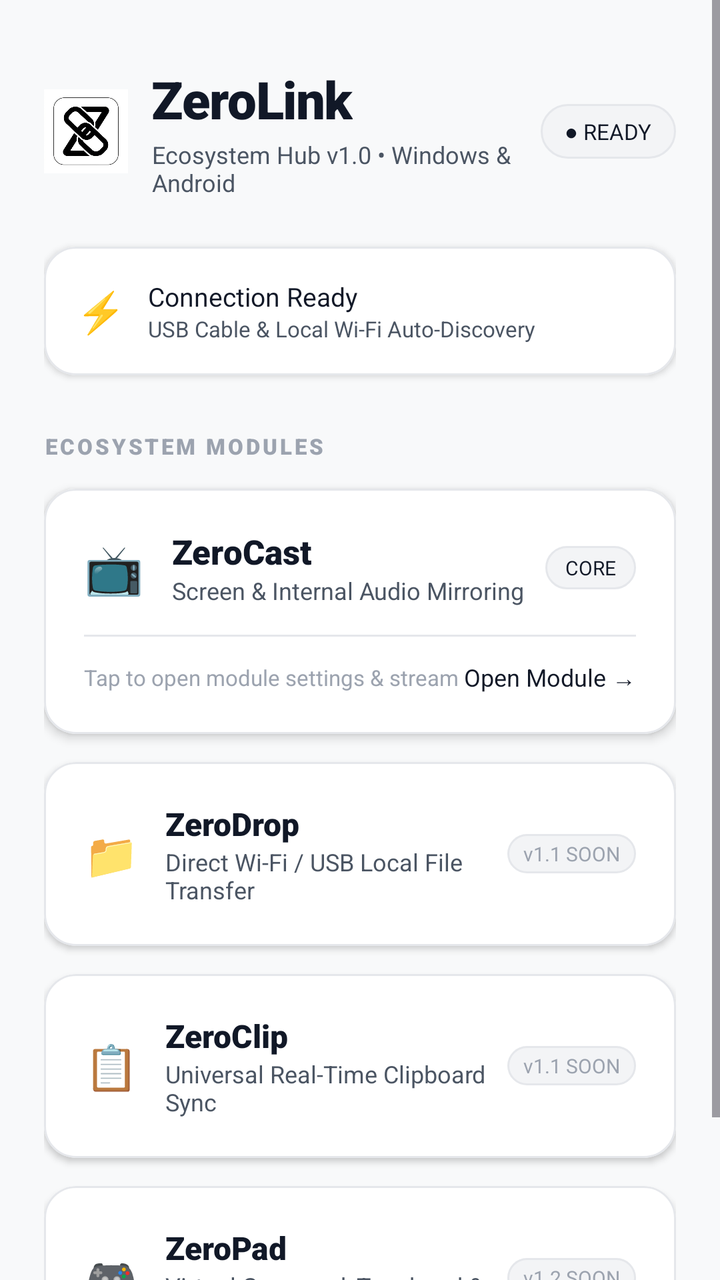
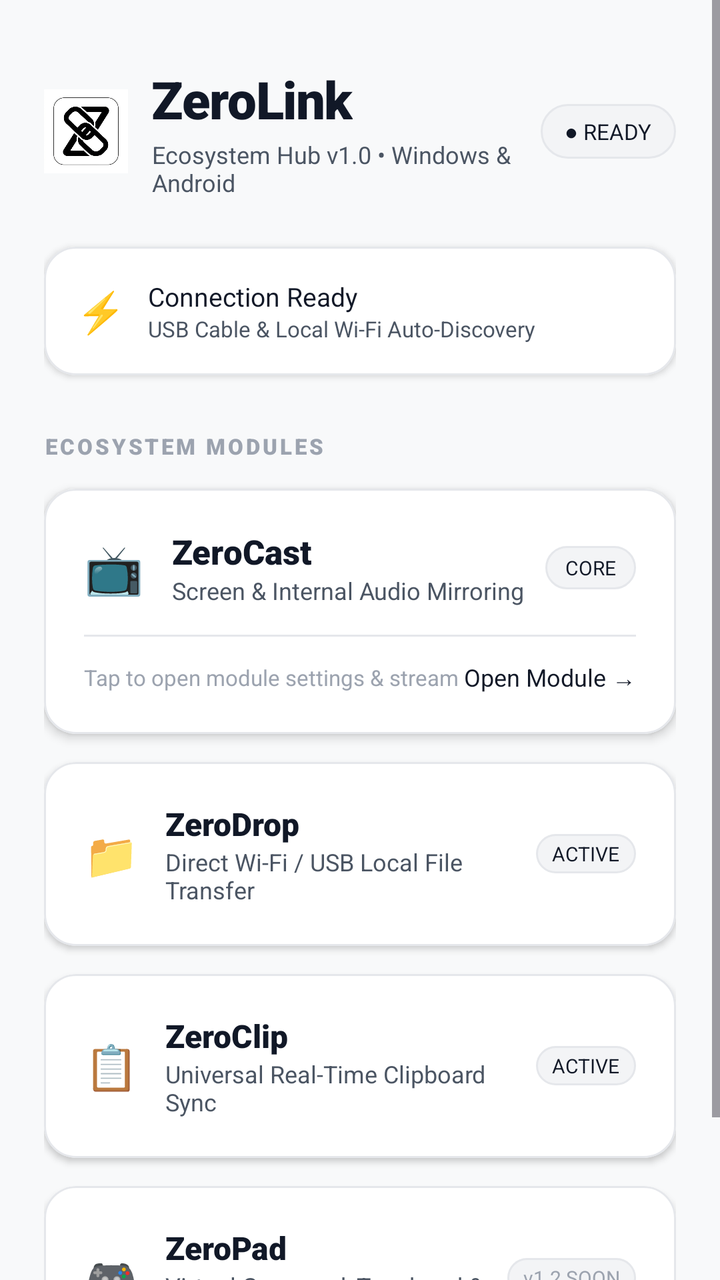

Before-and-after screenshots of an Android layout around one commit, followed by the original layout XML and the change that was made.
<!-- AndroidManifest.xml: application theme Theme.ZeroCast -->
<!-- res/layout/activity_main.xml -->
<?xml version="1.0" encoding="utf-8"?>
<ScrollView xmlns:android="http://schemas.android.com/apk/res/android"
    xmlns:app="http://schemas.android.com/apk/res-auto"
    xmlns:tools="http://schemas.android.com/tools"
    android:layout_width="match_parent"
    android:layout_height="match_parent"
    android:background="@color/background"
    android:fillViewport="true">

    <LinearLayout
        android:layout_width="match_parent"
        android:layout_height="wrap_content"
        android:orientation="vertical"
        android:paddingStart="22dp"
        android:paddingTop="32dp"
        android:paddingEnd="22dp"
        android:paddingBottom="48dp">

        
        <LinearLayout
            android:layout_width="match_parent"
            android:layout_height="wrap_content"
            android:gravity="center_vertical"
            android:orientation="horizontal">

            <ImageView
                android:layout_width="42dp"
                android:layout_height="42dp"
                android:layout_marginEnd="12dp"
                android:src="@drawable/ic_zerolink_logo"
                android:scaleType="fitCenter" />

            <LinearLayout
                android:layout_width="0dp"
                android:layout_height="wrap_content"
                android:layout_weight="1"
                android:orientation="vertical">

                <TextView
                    android:layout_width="wrap_content"
                    android:layout_height="wrap_content"
                    android:text="ZeroLink"
                    android:textColor="@color/text_primary"
                    android:textSize="26sp"
                    android:fontFamily="sans-serif-black"
                    android:letterSpacing="-0.02" />

                <TextView
                    android:layout_width="wrap_content"
                    android:layout_height="wrap_content"
                    android:layout_marginTop="2dp"
                    android:text="Ecosystem Hub v1.0 • Windows &amp; Android"
                    android:textColor="@color/text_secondary"
                    android:textSize="12sp" />
            </LinearLayout>

            <TextView
                android:id="@+id/tvHubStatus"
                android:layout_width="wrap_content"
                android:layout_height="wrap_content"
                android:background="@drawable/bg_badge_pill"
                android:paddingStart="12dp"
                android:paddingTop="6dp"
                android:paddingEnd="12dp"
                android:paddingBottom="6dp"
                android:text="● READY"
                android:textColor="@color/text_primary"
                android:textSize="11sp"
                android:fontFamily="sans-serif-bold" />
        </LinearLayout>

        
        <com.google.android.material.card.MaterialCardView
            android:layout_width="match_parent"
            android:layout_height="wrap_content"
            android:layout_marginTop="24dp"
            app:cardBackgroundColor="@color/surface"
            app:cardCornerRadius="16dp"
            app:cardElevation="2dp"
            app:strokeColor="@color/surface_stroke"
            app:strokeWidth="1dp">

            <LinearLayout
                android:layout_width="match_parent"
                android:layout_height="wrap_content"
                android:orientation="horizontal"
                android:gravity="center_vertical"
                android:padding="16dp">

                <TextView
                    android:layout_width="wrap_content"
                    android:layout_height="wrap_content"
                    android:text="⚡ "
                    android:textSize="20sp" />

                <LinearLayout
                    android:layout_width="0dp"
                    android:layout_height="wrap_content"
                    android:layout_marginStart="6dp"
                    android:layout_weight="1"
                    android:orientation="vertical">

                    <TextView
                        android:layout_width="wrap_content"
                        android:layout_height="wrap_content"
                        android:text="Connection Ready"
                        android:textColor="@color/text_primary"
                        android:textSize="13sp"
                        android:fontFamily="sans-serif-bold" />

                    <TextView
                        android:layout_width="wrap_content"
                        android:layout_height="wrap_content"
                        android:text="USB Cable &amp; Local Wi-Fi Auto-Discovery"
                        android:textColor="@color/text_secondary"
                        android:textSize="11sp" />
                </LinearLayout>
            </LinearLayout>
        </com.google.android.material.card.MaterialCardView>

        
        <TextView
            android:layout_width="wrap_content"
            android:layout_height="wrap_content"
            android:layout_marginTop="28dp"
            android:layout_marginBottom="14dp"
            android:text="ECOSYSTEM MODULES"
            android:textColor="@color/text_tertiary"
            android:textSize="11sp"
            android:fontFamily="sans-serif-black"
            android:letterSpacing="0.12" />

        
        <com.google.android.material.card.MaterialCardView
            android:id="@+id/cardModuleZeroCast"
            android:layout_width="match_parent"
            android:layout_height="wrap_content"
            android:clickable="true"
            android:focusable="true"
            android:foreground="?attr/selectableItemBackground"
            app:cardBackgroundColor="@color/surface"
            app:cardCornerRadius="16dp"
            app:cardElevation="3dp"
            app:strokeColor="@color/surface_stroke"
            app:strokeWidth="1dp">

            <LinearLayout
                android:layout_width="match_parent"
                android:layout_height="wrap_content"
                android:orientation="vertical"
                android:padding="20dp">

                <LinearLayout
                    android:layout_width="match_parent"
                    android:layout_height="wrap_content"
                    android:gravity="center_vertical"
                    android:orientation="horizontal">

                    <TextView
                        android:layout_width="wrap_content"
                        android:layout_height="wrap_content"
                        android:text="📺 "
                        android:textSize="24sp" />

                    <LinearLayout
                        android:layout_width="0dp"
                        android:layout_height="wrap_content"
                        android:layout_marginStart="8dp"
                        android:layout_weight="1"
                        android:orientation="vertical">

                        <TextView
                            android:layout_width="wrap_content"
                            android:layout_height="wrap_content"
                            android:text="ZeroCast"
                            android:textColor="@color/text_primary"
                            android:textSize="17sp"
                            android:fontFamily="sans-serif-black" />

                        <TextView
                            android:layout_width="wrap_content"
                            android:layout_height="wrap_content"
                            android:text="Screen &amp; Internal Audio Mirroring"
                            android:textColor="@color/text_secondary"
                            android:textSize="12sp" />
                    </LinearLayout>

                    <TextView
                        android:layout_width="wrap_content"
                        android:layout_height="wrap_content"
                        android:background="@drawable/bg_badge_pill"
                        android:paddingStart="10dp"
                        android:paddingTop="4dp"
                        android:paddingEnd="10dp"
                        android:paddingBottom="4dp"
                        android:text="CORE"
                        android:textColor="@color/text_primary"
                        android:textSize="10sp"
                        android:fontFamily="sans-serif-bold" />
                </LinearLayout>

                <View
                    android:layout_width="match_parent"
                    android:layout_height="1dp"
                    android:layout_marginTop="14dp"
                    android:layout_marginBottom="12dp"
                    android:background="@color/surface_stroke" />

                <LinearLayout
                    android:layout_width="match_parent"
                    android:layout_height="wrap_content"
                    android:gravity="center_vertical"
                    android:orientation="horizontal">

                    <TextView
                        android:layout_width="0dp"
                        android:layout_height="wrap_content"
                        android:layout_weight="1"
                        android:text="Tap to open module settings &amp; stream"
                        android:textColor="@color/text_tertiary"
                        android:textSize="11sp" />

                    <TextView
                        android:layout_width="wrap_content"
                        android:layout_height="wrap_content"
                        android:text="Open Module →"
                        android:textColor="@color/text_primary"
                        android:textSize="12sp"
                        android:fontFamily="sans-serif-bold" />
                </LinearLayout>

            </LinearLayout>
        </com.google.android.material.card.MaterialCardView>

        
        <com.google.android.material.card.MaterialCardView
            android:id="@+id/cardModuleZeroDrop"
            android:layout_width="match_parent"
            android:layout_height="wrap_content"
            android:layout_marginTop="14dp"
            android:clickable="true"
            android:focusable="true"
            android:foreground="?attr/selectableItemBackground"
            app:cardBackgroundColor="@color/surface"
            app:cardCornerRadius="16dp"
            app:cardElevation="2dp"
            app:strokeColor="@color/surface_stroke"
            app:strokeWidth="1dp">

            <LinearLayout
                android:layout_width="match_parent"
                android:layout_height="wrap_content"
                android:orientation="horizontal"
                android:gravity="center_vertical"
                android:padding="20dp">

                <TextView
                    android:layout_width="wrap_content"
                    android:layout_height="wrap_content"
                    android:text="📁 "
                    android:textSize="22sp" />

                <LinearLayout
                    android:layout_width="0dp"
                    android:layout_height="wrap_content"
                    android:layout_marginStart="8dp"
                    android:layout_weight="1"
                    android:orientation="vertical">

                    <TextView
                        android:layout_width="wrap_content"
                        android:layout_height="wrap_content"
                        android:text="ZeroDrop"
                        android:textColor="@color/text_primary"
                        android:textSize="16sp"
                        android:fontFamily="sans-serif-black" />

                    <TextView
                        android:layout_width="wrap_content"
                        android:layout_height="wrap_content"
                        android:text="Direct Wi-Fi / USB Local File Transfer"
                        android:textColor="@color/text_secondary"
                        android:textSize="12sp" />
                </LinearLayout>

                <TextView
                    android:layout_width="wrap_content"
                    android:layout_height="wrap_content"
                    android:background="@drawable/bg_badge_pill"
                    android:paddingStart="8dp"
                    android:paddingTop="3dp"
                    android:paddingEnd="8dp"
                    android:paddingBottom="3dp"
                    android:text="v1.1 SOON"
                    android:textColor="@color/text_tertiary"
                    android:textSize="10sp"
                    android:fontFamily="sans-serif-bold" />
            </LinearLayout>
        </com.google.android.material.card.MaterialCardView>

        
        <com.google.android.material.card.MaterialCardView
            android:id="@+id/cardModuleZeroClip"
            android:layout_width="match_parent"
            android:layout_height="wrap_content"
            android:layout_marginTop="14dp"
            android:clickable="true"
            android:focusable="true"
            android:foreground="?attr/selectableItemBackground"
            app:cardBackgroundColor="@color/surface"
            app:cardCornerRadius="16dp"
            app:cardElevation="2dp"
            app:strokeColor="@color/surface_stroke"
            app:strokeWidth="1dp">

            <LinearLayout
                android:layout_width="match_parent"
                android:layout_height="wrap_content"
                android:orientation="horizontal"
                android:gravity="center_vertical"
                android:padding="20dp">

                <TextView
                    android:layout_width="wrap_content"
                    android:layout_height="wrap_content"
                    android:text="📋 "
                    android:textSize="22sp" />

                <LinearLayout
                    android:layout_width="0dp"
                    android:layout_height="wrap_content"
                    android:layout_marginStart="8dp"
                    android:layout_weight="1"
                    android:orientation="vertical">

                    <TextView
                        android:layout_width="wrap_content"
                        android:layout_height="wrap_content"
                        android:text="ZeroClip"
                        android:textColor="@color/text_primary"
                        android:textSize="16sp"
                        android:fontFamily="sans-serif-black" />

                    <TextView
                        android:layout_width="wrap_content"
                        android:layout_height="wrap_content"
                        android:text="Universal Real-Time Clipboard Sync"
                        android:textColor="@color/text_secondary"
                        android:textSize="12sp" />
                </LinearLayout>

                <TextView
                    android:layout_width="wrap_content"
                    android:layout_height="wrap_content"
                    android:background="@drawable/bg_badge_pill"
                    android:paddingStart="8dp"
                    android:paddingTop="3dp"
                    android:paddingEnd="8dp"
                    android:paddingBottom="3dp"
                    android:text="v1.1 SOON"
                    android:textColor="@color/text_tertiary"
                    android:textSize="10sp"
                    android:fontFamily="sans-serif-bold" />
            </LinearLayout>
        </com.google.android.material.card.MaterialCardView>

        
        <com.google.android.material.card.MaterialCardView
            android:id="@+id/cardModuleZeroPad"
            android:layout_width="match_parent"
            android:layout_height="wrap_content"
            android:layout_marginTop="14dp"
            android:clickable="true"
            android:focusable="true"
            android:foreground="?attr/selectableItemBackground"
            app:cardBackgroundColor="@color/surface"
            app:cardCornerRadius="16dp"
            app:cardElevation="2dp"
            app:strokeColor="@color/surface_stroke"
            app:strokeWidth="1dp">

            <LinearLayout
                android:layout_width="match_parent"
                android:layout_height="wrap_content"
                android:orientation="horizontal"
                android:gravity="center_vertical"
                android:padding="20dp">

                <TextView
                    android:layout_width="wrap_content"
                    android:layout_height="wrap_content"
                    android:text="🎮 "
                    android:textSize="22sp" />

                <LinearLayout
                    android:layout_width="0dp"
                    android:layout_height="wrap_content"
                    android:layout_marginStart="8dp"
                    android:layout_weight="1"
                    android:orientation="vertical">

                    <TextView
                        android:layout_width="wrap_content"
                        android:layout_height="wrap_content"
                        android:text="ZeroPad"
                        android:textColor="@color/text_primary"
                        android:textSize="16sp"
                        android:fontFamily="sans-serif-black" />

                    <TextView
                        android:layout_width="wrap_content"
                        android:layout_height="wrap_content"
                        android:text="Virtual Gamepad, Touchpad &amp; Macro Deck"
                        android:textColor="@color/text_secondary"
                        android:textSize="12sp" />
                </LinearLayout>

                <TextView
                    android:layout_width="wrap_content"
                    android:layout_height="wrap_content"
                    android:background="@drawable/bg_badge_pill"
                    android:paddingStart="8dp"
                    android:paddingTop="3dp"
                    android:paddingEnd="8dp"
                    android:paddingBottom="3dp"
                    android:text="v1.2 SOON"
                    android:textColor="@color/text_tertiary"
                    android:textSize="10sp"
                    android:fontFamily="sans-serif-bold" />
            </LinearLayout>
        </com.google.android.material.card.MaterialCardView>

    </LinearLayout>
</ScrollView>
<!-- resources referenced by this layout -->
<resources>
  <color name="background">#F8F9FA</color>
  <color name="surface">#FFFFFF</color>
  <color name="surface_stroke">#E5E7EB</color>
  <color name="text_primary">#111827</color>
  <color name="text_secondary">#4B5563</color>
  <color name="text_tertiary">#9CA3AF</color>
  <!-- drawable bg_badge_pill (drawable) -->
  <?xml version="1.0" encoding="utf-8"?>
  <shape xmlns:android="http://schemas.android.com/apk/res/android"
      android:shape="rectangle">
      <corners android:radius="14dp" />
      <solid android:color="#F3F4F6" />
      <stroke
          android:width="1dp"
          android:color="#E5E7EB" />
  </shape>
  <!-- drawable ic_zerolink_logo: png bitmap (drawable, 65190 bytes) -->
  <style name="Theme.ZeroCast" parent="Theme.Material3.Light.NoActionBar">
          <item name="colorPrimary">@color/primary</item>
          <item name="android:windowBackground">@color/background</item>
          <item name="android:statusBarColor">@color/background</item>
          <item name="android:windowLightStatusBar">true</item>
      </style>
  <color name="primary">#000000</color>
</resources>

<!-- the commit's change to res/layout/activity_main.xml (unified diff, before → after) -->
@@ -291,8 +291,8 @@
                     android:paddingTop="3dp"
                     android:paddingEnd="8dp"
                     android:paddingBottom="3dp"
-                    android:text="v1.1 SOON"
-                    android:textColor="@color/text_tertiary"
+                    android:text="ACTIVE"
+                    android:textColor="@color/text_primary"
                     android:textSize="10sp"
                     android:fontFamily="sans-serif-bold" />
             </LinearLayout>
@@ -357,8 +357,8 @@
                     android:paddingTop="3dp"
                     android:paddingEnd="8dp"
                     android:paddingBottom="3dp"
-                    android:text="v1.1 SOON"
-                    android:textColor="@color/text_tertiary"
+                    android:text="ACTIVE"
+                    android:textColor="@color/text_primary"
                     android:textSize="10sp"
                     android:fontFamily="sans-serif-bold" />
             </LinearLayout>
